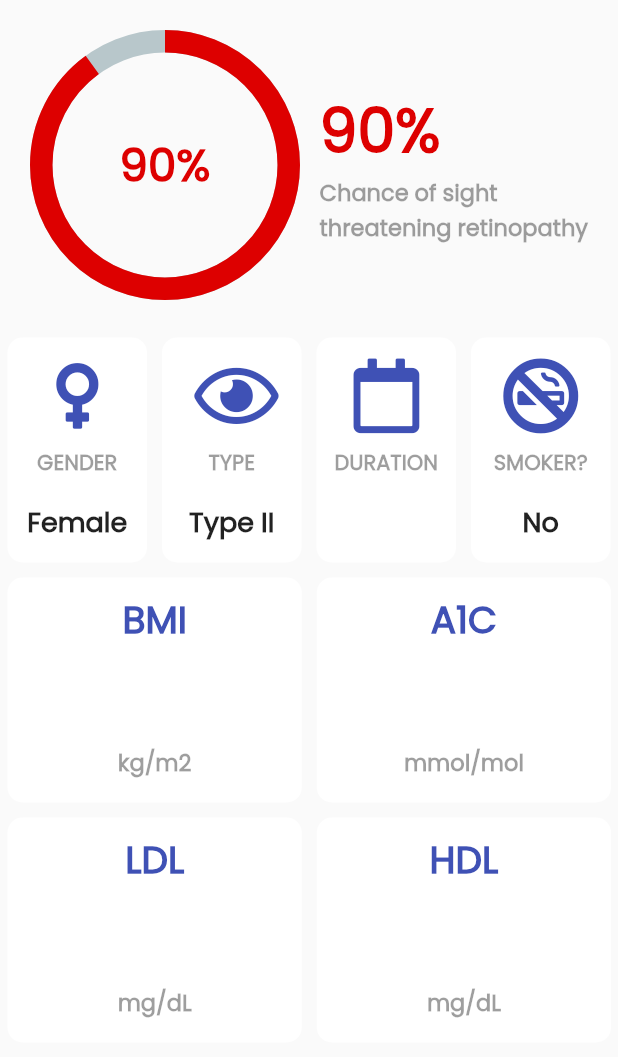
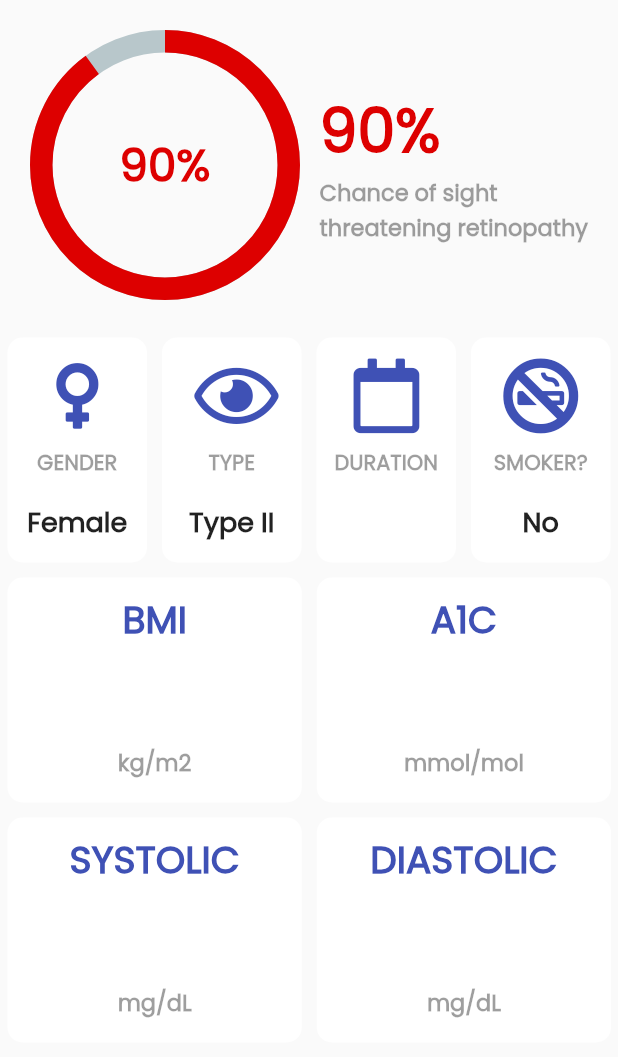
Before and after one commit to Ammar-Raneez/E-Ophthalmologist_UI, a Flutter app: the HomeScreen screen opened by its route, on a phone screen of 412 x 824 dp. Shown: the top 1057 px of the screen. Run offline on Flutter 3.47's test engine with Material 2 defaults, Android fonts, the phone set to English and light mode, and no system bars; drawn by our look-alikes of percent_indicator; our stand-ins replace cached_network_image, cloud_firestore, dio, firebase_auth, firebase_core, firebase_storage and 3 more; missing offline and left inert: add_2_calendar; accounts and stored records are empty.

Commit message:
changed hdl and ldl to systolic and diastolic

```diff
--- a/lib/screens/edit_profile_screen.dart
+++ b/lib/screens/edit_profile_screen.dart
@@ -26,8 +26,8 @@ class _EditProfileScreenState extends State<EditProfileScreen> {
   static String username = "";
   static String bmi = "";
   static String a1c = "";
-  static String ldl = "";
-  static String hdl = "";
+  static String systolic = "";
+  static String diastolic = "";
   static String duration = "";
 
   DateTime startDate;
@@ -36,9 +36,9 @@ class _EditProfileScreenState extends State<EditProfileScreen> {
   var dm;
   var smoker;
   var _bmiController;
-  var _hdlController;
+  var _diastolicController;
   var _a1cController;
-  var _ldlController;
+  var _systolicController;
   var _durationController;
   var _usernameController;
 
@@ -64,8 +64,8 @@ class _EditProfileScreenState extends State<EditProfileScreen> {
       username = userDetails['username'];
       bmi = userDetails['BMI'];
       a1c = userDetails['A1C'];
-      ldl = userDetails['LDL'];
-      hdl = userDetails['HDL'];
+      systolic = userDetails['systolic'];
+      diastolic = userDetails['diastolic'];
       duration = userDetails['Duration'];
       selectedDate = userDetails['DOB'];
       dm = userDetails['DM Type'];
@@ -75,12 +75,12 @@ class _EditProfileScreenState extends State<EditProfileScreen> {
       // populate the text fields with the current values after fetching
       _bmiController =
           TextEditingController.fromValue(TextEditingValue(text: "$bmi"));
-      _hdlController =
-          TextEditingController.fromValue(TextEditingValue(text: "$hdl"));
+      _diastolicController =
+          TextEditingController.fromValue(TextEditingValue(text: "$diastolic"));
       _a1cController =
           TextEditingController.fromValue(TextEditingValue(text: "$a1c"));
-      _ldlController =
-          TextEditingController.fromValue(TextEditingValue(text: "$ldl"));
+      _systolicController =
+          TextEditingController.fromValue(TextEditingValue(text: "$systolic"));
       _durationController =
           TextEditingController.fromValue(TextEditingValue(text: "$duration"));
       _usernameController =
@@ -208,11 +208,11 @@ class _EditProfileScreenState extends State<EditProfileScreen> {
                             "Enter BMI",
                             TextInputType.number,
                             enableTextFields),
-                        registrationInputLabel("HDL"),
+                        registrationInputLabel("Diastolic Pressure"),
                         kTextField(
-                            _hdlController,
-                            (value) => hdl = value,
-                            "Enter HDL",
+                            _diastolicController,
+                            (value) => diastolic = value,
+                            "Enter diastolic pressure",
                             TextInputType.number,
                             enableTextFields),
                         registrationInputLabel("A1C"),
@@ -222,17 +222,17 @@ class _EditProfileScreenState extends State<EditProfileScreen> {
                             "Enter A1C",
                             TextInputType.number,
                             enableTextFields),
-                        registrationInputLabel("LDL"),
+                        registrationInputLabel("Systolic Pressure"),
                         kTextField(
-                            _ldlController,
-                            (value) => ldl = value,
-                            "Enter LDL",
+                            _systolicController,
+                            (value) => systolic = value,
+                            "Enter systolic pressure",
                             TextInputType.number,
                             enableTextFields),
                         registrationInputLabel("Duration of Diabetes"),
                         kTextField(
                             _durationController,
-                                (value) => duration = value,
+                            (value) => duration = value,
                             "Enter duration",
                             TextInputType.number,
                             enableTextFields),
@@ -269,8 +269,8 @@ class _EditProfileScreenState extends State<EditProfileScreen> {
                                   if (username == null ||
                                       bmi == null ||
                                       a1c == null ||
-                                      ldl == null ||
-                                      hdl == null ||
+                                      systolic == null ||
+                                      diastolic == null ||
                                       duration == null ||
                                       selectedDate == null ||
                                       gender == null ||
@@ -279,8 +279,8 @@ class _EditProfileScreenState extends State<EditProfileScreen> {
                                       username == "" ||
                                       bmi == "" ||
                                       a1c == "" ||
-                                      ldl == "" ||
-                                      hdl == "" ||
+                                      systolic == "" ||
+                                      diastolic == "" ||
                                       dm == "" ||
                                       gender == "" ||
                                       smoker == "") {
@@ -305,8 +305,8 @@ class _EditProfileScreenState extends State<EditProfileScreen> {
                                         "DOB": selectedDate,
                                         "BMI": bmi,
                                         "A1C": a1c,
-                                        "LDL": ldl,
-                                        "HDL": hdl,
+                                        "systolic": systolic,
+                                        "diastolic": diastolic,
                                         "Duration": duration,
                                         "gender": gender.toString(),
                                         "DM Type": dm.toString(),
@@ -324,8 +324,8 @@ class _EditProfileScreenState extends State<EditProfileScreen> {
                                       // clear all fields
                                       _usernameController.clear();
                                       _bmiController.clear();
-                                      _hdlController.clear();
-                                      _ldlController.clear();
+                                      _diastolicController.clear();
+                                      _systolicController.clear();
                                       _a1cController.clear();
                                     } catch (e) {
                                       createAlertDialog(
--- a/lib/screens/home_screen.dart
+++ b/lib/screens/home_screen.dart
@@ -28,8 +28,8 @@ class _HomeScreenState extends State<HomeScreen> {
 
   static String bmi = "";
   static String a1c = "";
-  static String ldl = "";
-  static String hdl = "";
+  static String systolic = "";
+  static String diastolic = "";
   static String duration = "";
   var gender;
   var dm;
@@ -75,8 +75,8 @@ class _HomeScreenState extends State<HomeScreen> {
     setState(() {
       bmi = userDetails['BMI'];
       a1c = userDetails['A1C'];
-      ldl = userDetails['LDL'];
-      hdl = userDetails['HDL'];
+      systolic = userDetails['systolic'];
+      diastolic = userDetails['diastolic'];
       duration = userDetails['Duration'];
       dm = userDetails['DM Type'];
       gender = userDetails['gender'];
@@ -227,9 +227,9 @@ class _HomeScreenState extends State<HomeScreen> {
                     Row(
                       children: [
                         _commonHorizontalCard(
-                            title: 'LDL', unit: 'mg/dL', val: ldl),
+                            title: 'SYSTOLIC', unit: 'mg/dL', val: systolic),
                         _commonHorizontalCard(
-                            title: 'HDL', unit: 'mg/dL', val: hdl),
+                            title: 'DIASTOLIC', unit: 'mg/dL', val: diastolic),
                       ],
                     ),
                     eyeScans.length == 0
--- a/lib/screens/registration_screen.dart
+++ b/lib/screens/registration_screen.dart
@@ -23,8 +23,8 @@ class _RegistrationScreenState extends State<RegistrationScreen> {
   String email;
   String bmi;
   String a1c;
-  String ldl;
-  String hdl;
+  String systolic;
+  String diastolic;
   String duration;
   String password;
 
@@ -38,9 +38,9 @@ class _RegistrationScreenState extends State<RegistrationScreen> {
   bool visiblePassword = false;
 
   var _bmiController = TextEditingController();
-  var _hdlController = TextEditingController();
+  var _diastolicController = TextEditingController();
   var _a1cController = TextEditingController();
-  var _ldlController = TextEditingController();
+  var _systolicController = TextEditingController();
   var _durationController = TextEditingController();
   var _usernameController = TextEditingController();
   var _passwordTextFieldController = TextEditingController();
@@ -162,12 +162,12 @@ class _RegistrationScreenState extends State<RegistrationScreen> {
                   }),
                   kTextField(_bmiController, (value) => bmi = value,
                       "Enter BMI", TextInputType.number, true),
-                  kTextField(_hdlController, (value) => hdl = value,
-                      "Enter HDL", TextInputType.number, true),
+                  kTextField(_diastolicController, (value) => diastolic = value,
+                      "Enter Diastolic Pressure", TextInputType.number, true),
                   kTextField(_a1cController, (value) => a1c = value,
                       "Enter A1C", TextInputType.number, true),
-                  kTextField(_ldlController, (value) => ldl = value,
-                      "Enter LDL", TextInputType.number, true),
+                  kTextField(_systolicController, (value) => systolic = value,
+                      "Enter Systolic Pressure", TextInputType.number, true),
                   kTextField(_durationController, (value) => duration = value,
                       "Duration of Diabetes", TextInputType.number, true),
                   registrationInputLabel("Diabetes Mellitus Type"),
@@ -235,8 +235,8 @@ class _RegistrationScreenState extends State<RegistrationScreen> {
                           password == null ||
                           bmi == null ||
                           a1c == null ||
-                          ldl == null ||
-                          hdl == null ||
+                          systolic == null ||
+                          diastolic == null ||
                           duration == null ||
                           selectedDate == null ||
                           gender == null ||
@@ -247,8 +247,8 @@ class _RegistrationScreenState extends State<RegistrationScreen> {
                           password == "" ||
                           bmi == "" ||
                           a1c == "" ||
-                          ldl == "" ||
-                          hdl == "" ||
+                          systolic == "" ||
+                          diastolic == "" ||
                           duration == "" ||
                           dm == "" ||
                           gender == "" ||
@@ -272,8 +272,8 @@ class _RegistrationScreenState extends State<RegistrationScreen> {
                             "DOB": selectedDate,
                             "BMI": bmi,
                             "A1C": a1c,
-                            "LDL": ldl,
-                            "HDL": hdl,
+                            "systolic": systolic,
+                            "diastolic": diastolic,
                             "Duration": duration,
                             "gender": gender.toString(),
                             "DM Type": dm.toString(),
@@ -299,8 +299,8 @@ class _RegistrationScreenState extends State<RegistrationScreen> {
                           _usernameController.clear();
                           _passwordTextFieldController.clear();
                           _bmiController.clear();
-                          _hdlController.clear();
-                          _ldlController.clear();
+                          _diastolicController.clear();
+                          _systolicController.clear();
                           _durationController.clear();
                           _a1cController.clear();
                         } catch (e) {
```
